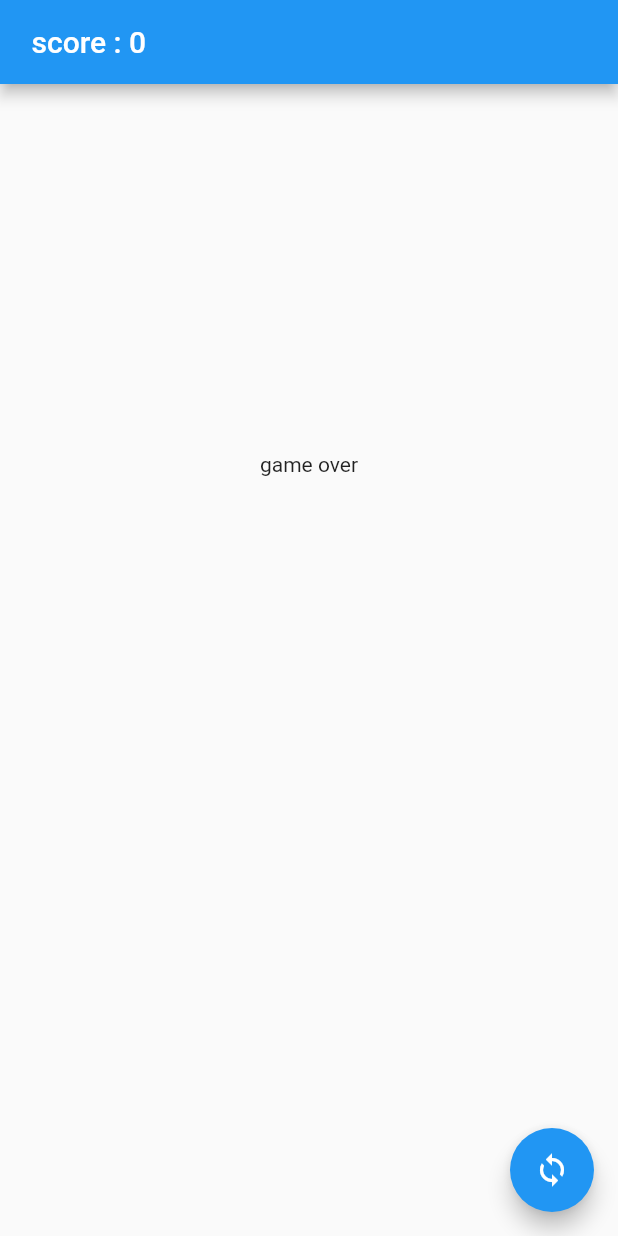
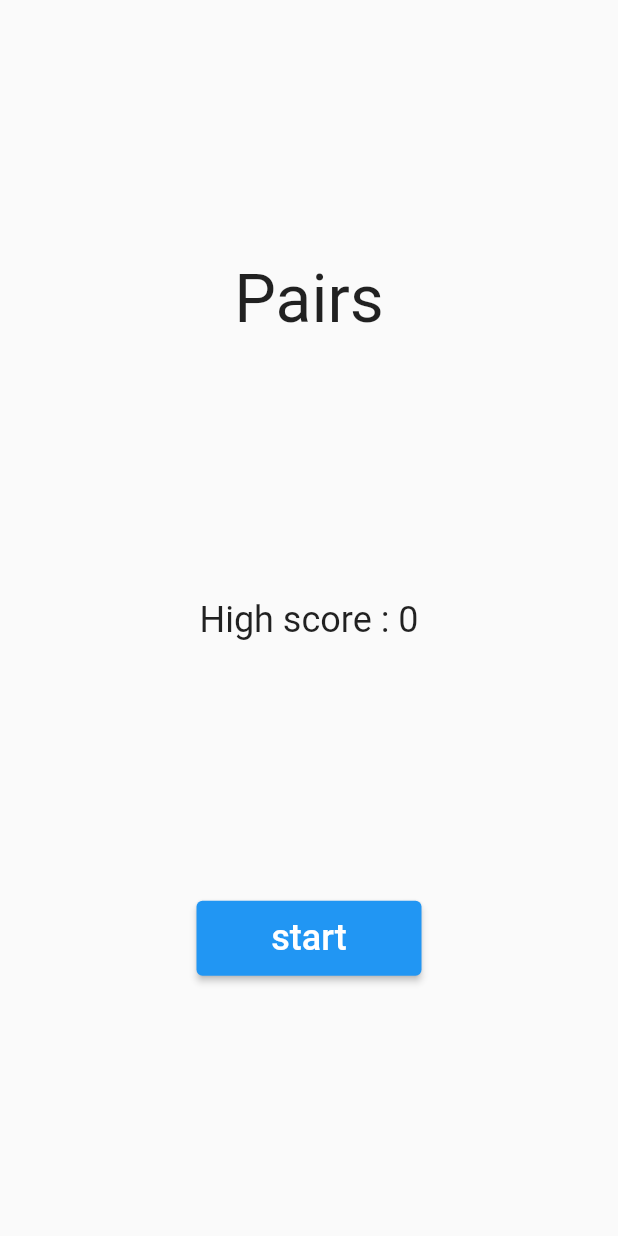
Before and after one commit to quzq/pairs, a Flutter app: the screen it shows after launch, on a phone screen of 412 x 824 dp. Run offline on Flutter 3.47's test engine with Material 2 defaults, Android fonts, the phone set to English and light mode, and no system bars.

Commit message:
fix ver 1.0

```diff
--- a/lib/main.dart
+++ b/lib/main.dart
@@ -78,6 +78,7 @@ class _MyHomePageState extends State<MyHomePage> {
   int _score = 0;
   int _highScore = 0;
   bool _isStarting = false;
+  bool _showTitle = true;
   _MyHomePageState() {
     //_init();
   }
@@ -146,19 +147,23 @@ class _MyHomePageState extends State<MyHomePage> {
               int colValue = colEntry.value;
               bool colVisibility = _visibilities[colIndex];
               return TextButton(
-                child: Text(''),
+                child: Text('' + colValue.toString()),
                 style: OutlinedButton.styleFrom(
-                  primary: Colors.black,
+                    primary: Colors.blueGrey,
                     shape: RoundedRectangleBorder(
                       borderRadius: BorderRadius.circular(10),
                     ),
-                  side: const BorderSide(),
+                    side: BorderSide(
+                        color: (colIndex == _selectedIndex
+                            ? Colors.red
+                            : Colors.blueGrey),
+                        width: 3),
                     backgroundColor: _showAnswer ||
                             _selectedIndex == colIndex ||
                             !colVisibility
                         ? _getColor(colValue)
                         : Colors.white,
-                ),
+                    minimumSize: Size(100, 100)),
                 onPressed: !_visibilities[colIndex]
                     ? null
                     : () {
@@ -184,9 +189,11 @@ class _MyHomePageState extends State<MyHomePage> {
                             _selectedIndex = colIndex;
                           }
                           if (_score == 0) {
+                            _showTitle = false;
                             _isStarting = false;
                           }
                           if (_countVisibled() == 0) {
+                            _showTitle = false;
                             _isStarting = false;
                             _highScore =
                                 _score > _highScore ? _score : _highScore;
@@ -201,32 +208,58 @@ class _MyHomePageState extends State<MyHomePage> {
           children: rows.toList());
     }
 
-    Widget resultScrreen() {
-      return Column(
-        mainAxisAlignment: MainAxisAlignment.spaceEvenly,
-        children: [
-          Text(_score == 0 ? 'game over' : 'clear !'),
-          Text(_score == 0 ? '' : 'Your score is ' + _score.toString()),
-        ],
-      );
-    }
-
-    return Scaffold(
+    return _isStarting
+        ? Scaffold(
             appBar: AppBar(
               title: Text(
                 ' score : ' + _score.toString() + ' ' + _debug,
-      )),
+              ),
+              actions: [
+                IconButton(
+                    onPressed: () {
+                      _showTitle = true;
+                      _isStarting = false;
+                    },
+                    icon: Icon(Icons.exit_to_app))
+              ],
+            ),
+            body: Center(child: gameScreen()),
+          )
+        : Scaffold(
             body: Center(
-        child: _isStarting ? gameScreen() : resultScrreen(),
+              child: Column(
+                mainAxisAlignment: MainAxisAlignment.spaceEvenly,
+                children: [
+                  Text(
+                      _showTitle
+                          ? 'Pairs'
+                          : _score == 0
+                              ? 'GAME OVER'
+                              : 'CLEAR !',
+                      style: TextStyle(fontSize: 44)),
+                  Text(
+                    _showTitle
+                        ? 'High score : ' + _highScore.toString()
+                        : _score == 0
+                            ? ''
+                            : 'Your score is ' + _score.toString(),
+                    style: TextStyle(fontSize: 24),
                   ),
-      floatingActionButton: FloatingActionButton(
-        onPressed: _showAnswer
-            ? null
-            : () {
+                  ElevatedButton(
+                      onPressed: () {
                         _startGame();
                       },
-        tooltip: 'start',
-        child: Icon(Icons.sync),
+                      style: ElevatedButton.styleFrom(
+                        primary: Colors.blue,
+                        onPrimary: Colors.white,
+                        minimumSize: Size(150, 50),
+                      ),
+                      child: Text(
+                        'start',
+                        style: TextStyle(fontSize: 24),
+                      ))
+                ],
+              ),
             ),
           );
   }
```
Lines whose indentation alone changed are shown as unchanged.
